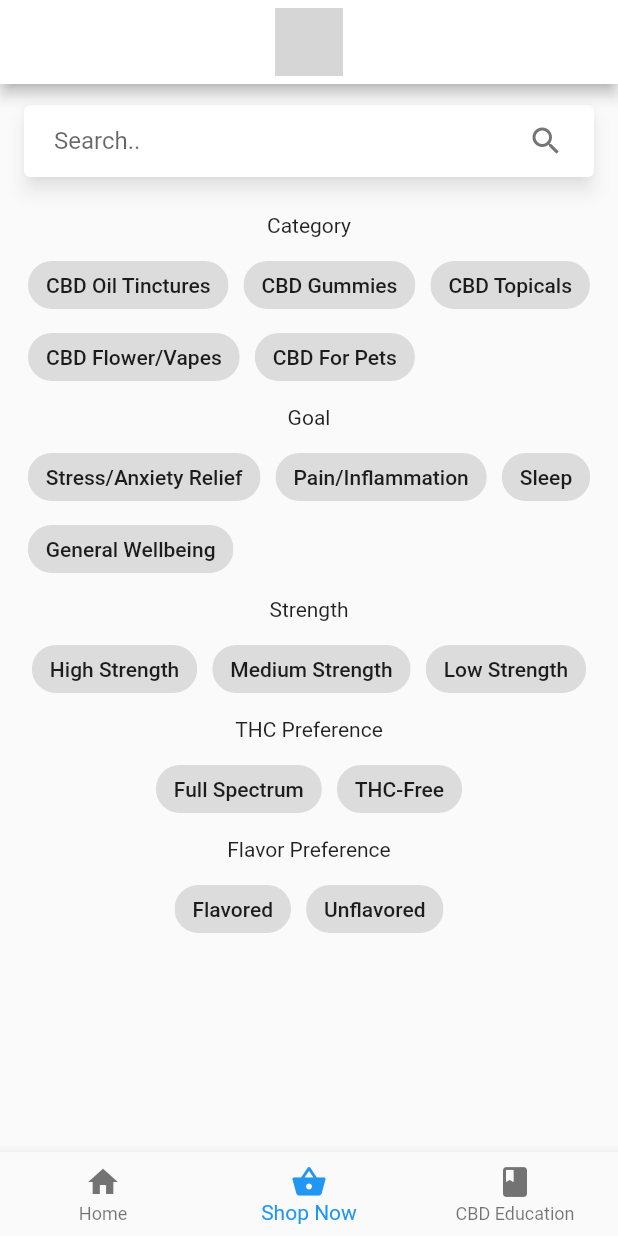
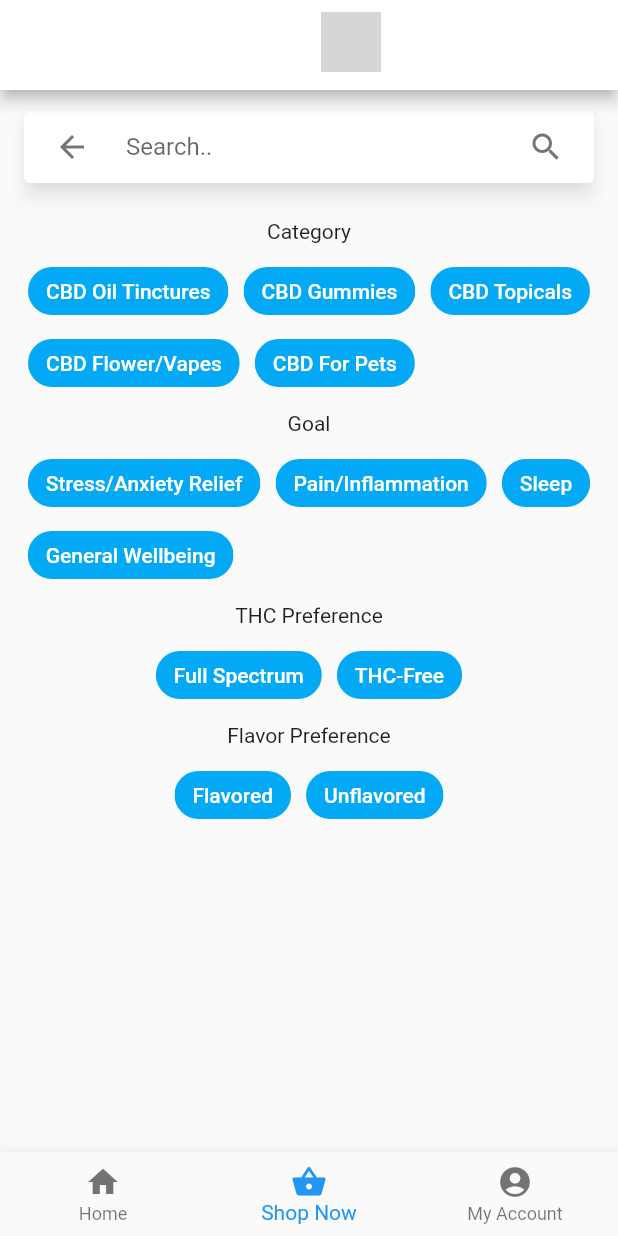
Before and after one commit to flutterWithChris/noid_app, a Flutter app: the screen it shows after launch, item 2 of the bottom bar chosen, on a phone screen of 412 x 824 dp. Run offline on Flutter 3.47's test engine with Material 2 defaults, Android fonts, the phone set to English and light mode, and no system bars; drawn by our look-alikes of material_floating_search_bar; network calls fail; grey boxes are pictures that could not be loaded.

Commit message:
Navigator + Account Page
Implemented Navigator. Started My Account Page.

```diff
--- /dev/null
+++ b/lib/routes/route.dart
@@ -0,0 +1,32 @@
+import 'package:flutter/material.dart';
+import 'package:noid_app/view/home_page.dart';
+import 'package:noid_app/view/my_account.dart';
+import 'package:noid_app/view/shop_page.dart';
+
+class RouteManager {
+  static const String homePage = '/';
+  static const String shopPage = '/shopPage';
+  static const String myAccount = '/myAccount';
+
+  static Route<dynamic> generateRoute(RouteSettings settings) {
+    switch (settings.name) {
+      case homePage:
+        return MaterialPageRoute(
+          builder: (context) => HomePage(),
+        );
+
+      case shopPage:
+        return MaterialPageRoute(
+          builder: (context) => ShopPage(),
+        );
+
+      case myAccount:
+        return MaterialPageRoute(
+          builder: (context) => MyAccount(),
+        );
+
+      default:
+        throw FormatException('Route not found! Check routes again!');
+    }
+  }
+}
--- a/lib/user_profile.dart
+++ b/lib/user_profile.dart
@@ -1,5 +1,3 @@
-import 'dart:ffi';
-
 import 'package:flutter/material.dart';
 
 class UserProfile extends StatefulWidget {
--- /dev/null
+++ b/lib/view/bottom_nav_bar.dart
@@ -0,0 +1,70 @@
+import 'package:flutter/material.dart';
+import 'package:noid_app/View/home_page.dart';
+import 'package:noid_app/View/my_account.dart';
+import 'package:noid_app/View/shop_page.dart';
+import 'package:noid_app/routes/route.dart';
+
+class BottomNavBar extends StatefulWidget {
+  BottomNavBar({Key? key, required index}) : super(key: key);
+
+  @override
+  State<BottomNavBar> createState() => _BottomNavBarState();
+}
+
+class _BottomNavBarState extends State<BottomNavBar> {
+  static int _currentIndex = 0;
+
+  final screens = [
+    const HomePage(),
+    const ShopPage(),
+    const MyAccount(),
+  ];
+  @override
+  Widget build(BuildContext context) {
+    return BottomNavigationBar(
+      currentIndex: _currentIndex,
+      items: const [
+        BottomNavigationBarItem(
+          icon: Icon(Icons.home),
+          label: 'Home',
+        ),
+        BottomNavigationBarItem(
+          icon: Icon(Icons.shopping_basket),
+          label: 'Shop Now',
+        ),
+        BottomNavigationBarItem(
+          icon: Icon(Icons.account_circle_rounded),
+          label: 'My Account',
+        ),
+      ],
+      onTap: (index) {
+        setState(() {
+          _currentIndex = index;
+
+          switch (index) {
+            case 0:
+              {
+                Navigator.of(context).pushNamed(RouteManager.homePage);
+              }
+              break;
+            case 1:
+              {
+                Navigator.of(context).pushNamed(RouteManager.shopPage);
+              }
+              break;
+
+            case 2:
+              {
+                Navigator.of(context).pushNamed(RouteManager.myAccount);
+              }
+              break;
+            default:
+              {
+                throw FormatException('No Route Found!');
+              }
+          }
+        });
+      },
+    );
+  }
+}
--- a/lib/view/category_select.dart
+++ b/lib/view/category_select.dart
@@ -7,8 +7,8 @@ class CategorySelect extends StatelessWidget {
   @override
   Widget build(BuildContext context) {
     return Column(children: [
-      Padding(
-        padding: const EdgeInsets.all(8.0),
+      const Padding(
+        padding: EdgeInsets.all(8.0),
         child: Text(
           'Category',
           textAlign: TextAlign.left,
--- a/lib/view/cbd_education.dart
+++ b/lib/view/cbd_education.dart
@@ -5,8 +5,6 @@ class CBDEducation extends StatelessWidget {
 
   @override
   Widget build(BuildContext context) {
-    return Container(
-      child: Text('CBD Education'),
-    );
+    return const Text('CBD Education');
   }
 }
--- a/lib/view/chip_filters.dart
+++ b/lib/view/chip_filters.dart
@@ -10,19 +10,23 @@ class ChipFilters extends StatefulWidget {
 }
 
 class _ChipFiltersState extends State<ChipFilters> {
+  bool _isSelected = false;
+
   @override
   Widget build(BuildContext context) {
-    bool _isSelected = false;
-
     return FilterChip(
       label: Text(widget.chipName),
+      labelStyle: TextStyle(color: Colors.white),
+      checkmarkColor: Colors.white,
+      showCheckmark: true,
+      selectedColor: Colors.lightGreen,
+      backgroundColor: Colors.lightBlue,
       selected: _isSelected,
       onSelected: (isSelected) {
         setState(() {
           _isSelected = isSelected;
         });
       },
-      selectedColor: Color(0xFFFF9000),
     );
   }
 }
--- a/lib/view/flavor_chips.dart
+++ b/lib/view/flavor_chips.dart
@@ -8,8 +8,8 @@ class FlavorChips extends StatelessWidget {
   @override
   Widget build(BuildContext context) {
     return Column(children: [
-      Padding(
-        padding: const EdgeInsets.all(8.0),
+      const Padding(
+        padding: EdgeInsets.all(8.0),
         child: Text(
           'Flavor Preference',
           textAlign: TextAlign.left,
--- a/lib/view/goal_chips.dart
+++ b/lib/view/goal_chips.dart
@@ -8,8 +8,8 @@ class GoalChips extends StatelessWidget {
   @override
   Widget build(BuildContext context) {
     return Column(children: [
-      Padding(
-        padding: const EdgeInsets.all(8.0),
+      const Padding(
+        padding: EdgeInsets.all(8.0),
         child: Text(
           'Goal',
           textAlign: TextAlign.left,
--- a/lib/view/main.dart
+++ b/lib/view/main.dart
@@ -1,7 +1,6 @@
 import 'package:flutter/cupertino.dart';
 import 'package:flutter/material.dart';
-import 'package:noid_app/View/home_page.dart';
-import 'package:noid_app/View/shop_page.dart';
+import 'package:noid_app/routes/route.dart';
 
 import 'cbd_education.dart';
 
@@ -17,55 +16,11 @@ class NoidApp extends StatefulWidget {
 }
 
 class _NoidAppState extends State<NoidApp> {
-  int _currentIndex = 0;
-
-  final screens = [
-    Center(child: HomePage()),
-    Center(child: ShopPage()),
-    Center(child: CBDEducation()),
-  ];
-
   @override
   Widget build(BuildContext context) {
-    return MaterialApp(
-      home: Scaffold(
-        appBar: AppBar(
-          backgroundColor: Colors.white,
-          title: Row(
-            mainAxisAlignment: MainAxisAlignment.center,
-            children: [
-              Image.network(
-                  'https://noidbotanicals.com/wp-content/uploads/2020/08/Asset-3.png',
-                  fit: BoxFit.cover,
-                  height: 45),
-            ],
-          ),
-        ),
-        body: screens[_currentIndex],
-        bottomNavigationBar: BottomNavigationBar(
-          currentIndex: _currentIndex,
-          items: const [
-            BottomNavigationBarItem(
-              icon: Icon(Icons.home),
-              label: 'Home',
-            ),
-            BottomNavigationBarItem(
-              icon: Icon(Icons.shopping_basket),
-              label: 'Shop Now',
-            ),
-            BottomNavigationBarItem(
-              icon: Icon(Icons.book),
-              label: 'CBD Education',
-            ),
-          ],
-          onTap: (index) {
-            setState(() {
-              _currentIndex = index;
-              {}
-            });
-          },
-        ),
-      ),
+    return const MaterialApp(
+      initialRoute: RouteManager.homePage,
+      onGenerateRoute: RouteManager.generateRoute,
     );
   }
 }
--- /dev/null
+++ b/lib/view/main_app_bar.dart
@@ -0,0 +1,24 @@
+import 'package:flutter/material.dart';
+
+class MainAppBar extends StatelessWidget implements PreferredSizeWidget {
+  const MainAppBar({Key? key}) : super(key: key);
+  @override
+  Size get preferredSize => Size.fromHeight((60.0));
+
+  @override
+  Widget build(BuildContext context) {
+    return AppBar(
+      backgroundColor: Colors.white,
+      title: Row(
+        mainAxisAlignment: MainAxisAlignment.center,
+        children: [
+          Image.network(
+              'https://noidbotanicals.com/wp-content/uploads/2020/08/Asset-2.png',
+              fit: BoxFit.cover,
+              height: 40),
+        ],
+      ),
+    );
+  }
+
+}
--- a/lib/view/search_bar.dart
+++ b/lib/view/search_bar.dart
@@ -2,7 +2,7 @@ import 'package:flutter/material.dart';
 import 'package:material_floating_search_bar/material_floating_search_bar.dart';
 
 class SearchBar extends StatefulWidget {
-  SearchBar({Key? key}) : super(key: key);
+  const SearchBar({Key? key}) : super(key: key);
 
   @override
   State<SearchBar> createState() => _SearchBarState();
@@ -12,6 +12,7 @@ class _SearchBarState extends State<SearchBar> {
   // TODO: Search History
   static const historyLength = 5;
 
+  // ignore: prefer_final_fields
   List<String> _searchHistory = [
     'cbd oil',
     'cbd vape',
@@ -81,18 +82,18 @@ class _SearchBarState extends State<SearchBar> {
       hint: 'Search..',
       openAxisAlignment: 0.0,
       width: 600,
-      scrollPadding: EdgeInsets.only(top: 16, bottom: 20),
+      scrollPadding: const EdgeInsets.only(top: 16, bottom: 20),
       elevation: 5.0,
       onQueryChanged: (query) {},
       transition: CircularFloatingSearchBarTransition(),
       transitionCurve: Curves.easeInOut,
-      transitionDuration: Duration(milliseconds: 500),
+      transitionDuration: const Duration(milliseconds: 500),
       builder: (context, transition) {
         return ClipRRect(
             child: Material(
           color: Colors.white,
           child: Column(
-            children: [
+            children: const [
               ListTile(
                 title: Text('Home'),
               )
--- a/lib/view/shop_page.dart
+++ b/lib/view/shop_page.dart
@@ -1,7 +1,9 @@
 import 'package:flutter/material.dart';
 import 'package:noid_app/View/category_select.dart';
+import 'package:noid_app/view/bottom_nav_bar.dart';
 import 'package:noid_app/view/flavor_chips.dart';
 import 'package:noid_app/view/goal_chips.dart';
+import 'package:noid_app/view/main_app_bar.dart';
 import 'package:noid_app/view/spectrum_chips.dart';
 import 'package:noid_app/view/strength_chips.dart';
 import 'search_bar.dart';
@@ -16,21 +18,23 @@ class ShopPage extends StatefulWidget {
 class _ShopPageState extends State<ShopPage> {
   @override
   Widget build(BuildContext context) {
-    return Padding(
+    return Scaffold(
+        appBar: MainAppBar(),
+        bottomNavigationBar: BottomNavBar(index: 1),
+        body: Padding(
           padding: const EdgeInsets.all(8.0),
-      child: Column(
+          child: ListView(
             children: [
-          Container(
+              SizedBox(
                 height: 70.0,
                 child: SearchBar(),
               ),
-          CategorySelect(),
-          GoalChips(),
-          StrengthChips(),
-          SpectrumChips(),
-          FlavorChips(),
+              const CategorySelect(),
+              const GoalChips(),
+              const SpectrumChips(),
+              const FlavorChips(),
             ],
           ),
-    );
+        ));
   }
 }
--- a/lib/view/spectrum_chips.dart
+++ b/lib/view/spectrum_chips.dart
@@ -7,8 +7,8 @@ class SpectrumChips extends StatelessWidget {
   @override
   Widget build(BuildContext context) {
     return Column(children: [
-      Padding(
-        padding: const EdgeInsets.all(8.0),
+      const Padding(
+        padding: EdgeInsets.all(8.0),
         child: Text(
           'THC Preference',
           textAlign: TextAlign.left,
--- a/lib/view/strength_chips.dart
+++ b/lib/view/strength_chips.dart
@@ -8,8 +8,8 @@ class StrengthChips extends StatelessWidget {
   @override
   Widget build(BuildContext context) {
     return Column(children: [
-      Padding(
-        padding: const EdgeInsets.all(8.0),
+      const Padding(
+        padding: EdgeInsets.all(8.0),
         child: Text(
           'Strength',
           textAlign: TextAlign.left,
```
Also changed, not shown: lib/view/home_page.dart (+15 -9 lines), lib/view/menu_item.dart (added, +27 -0 lines), lib/view/my_account.dart (added, +61 -0 lines). Lines whose indentation alone changed are shown as unchanged.
